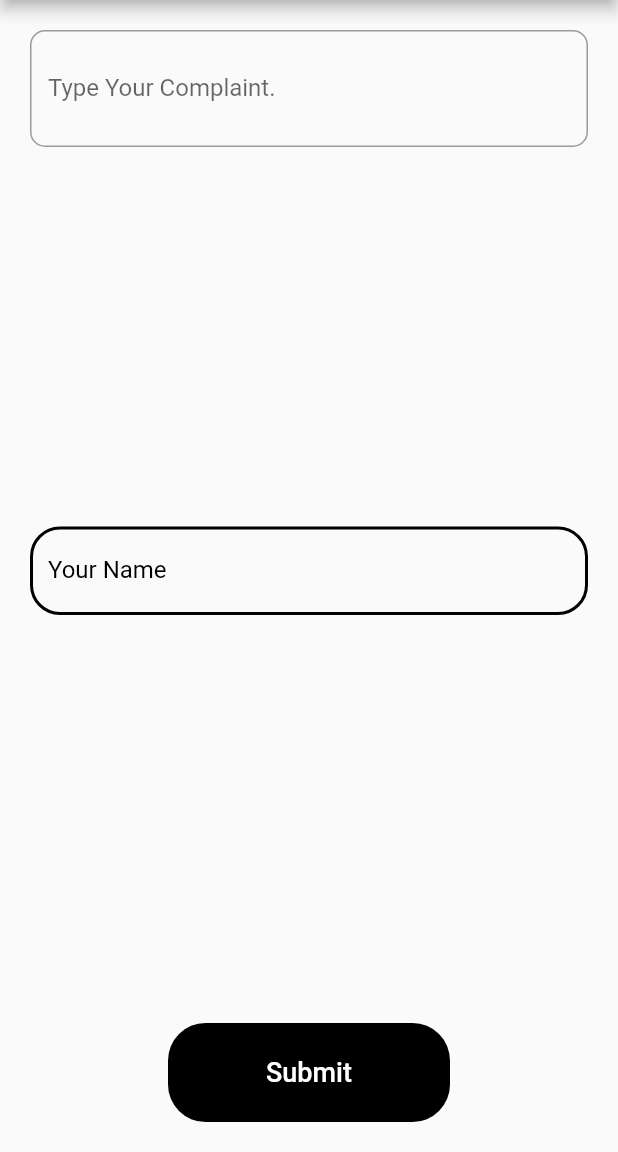
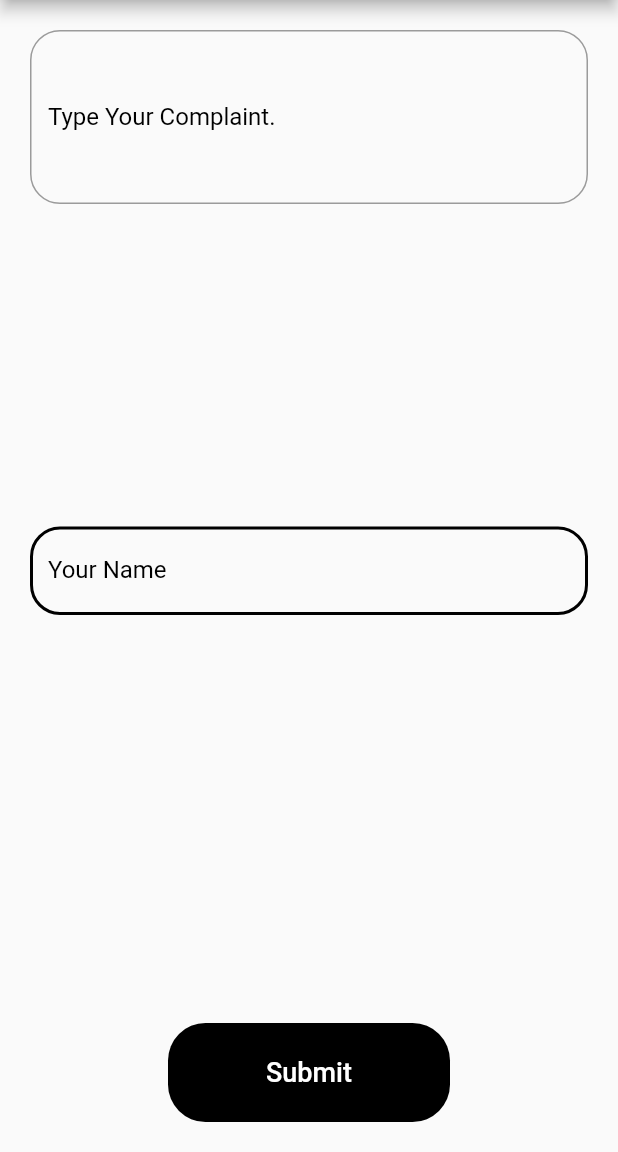
Before and after one commit to ShuvamJaswal/rightToPride, a Flutter app: the UserPage screen opened directly, on a phone screen of 412 x 824 dp, the part 84-1236 px from its top. Run offline on Flutter 3.47's test engine with Material 2 defaults, Android fonts, the phone set to English and light mode, and no system bars; network calls fail.

Commit message:
App is Functionl, need to improve ui

```diff
--- a/lib/screens/user_page.dart
+++ b/lib/screens/user_page.dart
@@ -1,5 +1,6 @@
 import 'package:flutter/material.dart';
 import 'package:provider/provider.dart';
+import 'package:right_to_pride/providers/user_auth_provider.dart';
 import 'package:right_to_pride/providers/user_provider.dart';
 
 class UserPage extends StatefulWidget {
@@ -16,9 +17,7 @@ class _UserPageState extends State<UserPage> {
         appBar: AppBar(
           title: Text("User"),
         ),
-      body: ChangeNotifierProvider<UserProvider>(
-          create: (_) => UserProvider(), child: ComplaintInput()),
-    );
+        body: ComplaintInput());
   }
 }
 
@@ -35,6 +34,8 @@ class _ComplaintInputState extends State<ComplaintInput> {
   @override
   Widget build(BuildContext context) {
     final userComplaintP = Provider.of<UserProvider>(context);
+    userNameText.text =
+        Provider.of<UserAuthProvider>(context, listen: false).Email;
     return userComplaintP.isSending
         ? Center(child: CircularProgressIndicator())
         : Padding(
@@ -45,41 +46,39 @@ class _ComplaintInputState extends State<ComplaintInput> {
               children: [
                 Expanded(
                   child: TextField(
-                    minLines: 2,
-                    maxLines: 4,
+                    minLines: 4,
+                    maxLines: 6,
                     keyboardType: TextInputType.multiline,
                     scrollPhysics: const BouncingScrollPhysics(),
                     controller: complaintText,
                     autofocus: false,
                     decoration: const InputDecoration(
+                        focusedBorder: OutlineInputBorder(
+                          borderRadius: BorderRadius.all(
+                            Radius.circular(20),
+                          ),
+                          borderSide: BorderSide(color: Colors.black, width: 2),
+                        ),
                         border: OutlineInputBorder(
                           borderRadius: BorderRadius.all(
-                          Radius.circular(10),
+                            Radius.circular(20),
                           ),
+                          borderSide: BorderSide(color: Colors.black, width: 2),
                         ),
                         labelText: "Type Your Complaint.",
-                    ),
+                        labelStyle: TextStyle(color: Colors.black)),
                   ),
                 ),
                 Expanded(
                   child: TextField(
-                    cursorColor: Colors.black,
+                    enabled: false,
                     controller: userNameText,
-                    autofocus: false,
                     decoration: const InputDecoration(
-                        focusedBorder: const OutlineInputBorder(
+                        disabledBorder: OutlineInputBorder(
                           borderRadius: BorderRadius.all(
                             Radius.circular(20),
                           ),
-                          borderSide:
-                              const BorderSide(color: Colors.black, width: 2),
-                        ),
-                        enabledBorder: const OutlineInputBorder(
-                          borderRadius: BorderRadius.all(
-                            Radius.circular(20),
-                          ),
-                          borderSide:
-                              const BorderSide(color: Colors.black, width: 2),
+                          borderSide: BorderSide(color: Colors.black, width: 2),
                         ),
                         labelText: "Your Name",
                         labelStyle: TextStyle(color: Colors.black)),
@@ -106,6 +105,9 @@ class _ComplaintInputState extends State<ComplaintInput> {
                       // ),
                       onPressed: () async {
                         await userComplaintP.sendComplaintData(
+                            token: Provider.of<UserAuthProvider>(context,
+                                    listen: false)
+                                .token,
                             complaintText: complaintText.text,
                             userName: userNameText.text);
                         complaintText.text = "";
```
Also changed, not shown: lib/main.dart (+15 -1 lines), lib/providers/admin_provider.dart (+31 -1 lines), lib/providers/user_auth_provider.dart (added, +52 -0 lines), lib/providers/user_provider.dart (+5 -2 lines), lib/screens/admin_auth.dart (+88 -7 lines), lib/screens/admin_page.dart (+1 -6 lines), lib/screens/user_auth.dart (+59 -33 lines), 1 other file. Lines whose indentation alone changed are shown as unchanged.
